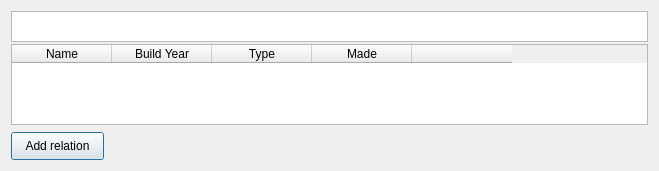
Qt form Display/relsci.ui (alexi15/verk1) before a commit.
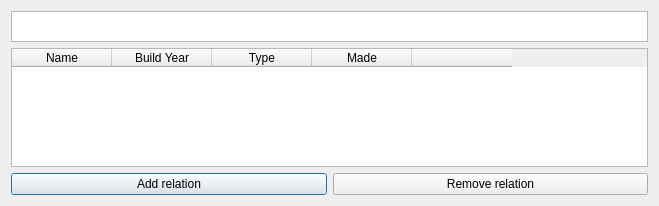
The same form after that commit.

Diff of the .ui file:
```diff
--- a/Display/relsci.ui
+++ b/Display/relsci.ui
@@ -7,21 +7,30 @@
     <x>0</x>
     <y>0</y>
     <width>659</width>
-    <height>171</height>
+    <height>206</height>
    </rect>
   </property>
   <property name="windowTitle">
    <string>Dialog</string>
   </property>
+  <layout class="QVBoxLayout" name="verticalLayout">
+   <item>
+    <widget class="QTextBrowser" name="text_sci">
+     <property name="maximumSize">
+      <size>
+       <width>16777215</width>
+       <height>31</height>
+      </size>
+     </property>
+     <property name="font">
+      <font>
+       <pointsize>10</pointsize>
+      </font>
+     </property>
+    </widget>
+   </item>
+   <item>
   <widget class="QTableWidget" name="table_computers">
-   <property name="geometry">
-    <rect>
-     <x>11</x>
-     <y>44</y>
-     <width>637</width>
-     <height>81</height>
-    </rect>
-   </property>
    <property name="toolTip">
     <string/>
    </property>
@@ -51,34 +60,26 @@
     </property>
    </column>
   </widget>
+   </item>
+   <item>
+    <layout class="QHBoxLayout" name="horizontalLayout_2">
+     <item>
   <widget class="QPushButton" name="pushButton">
-   <property name="geometry">
-    <rect>
-     <x>11</x>
-     <y>132</y>
-     <width>93</width>
-     <height>28</height>
-    </rect>
-   </property>
    <property name="text">
     <string>Add relation</string>
    </property>
   </widget>
-  <widget class="QTextBrowser" name="text_sci">
-   <property name="geometry">
-    <rect>
-     <x>11</x>
-     <y>11</y>
-     <width>637</width>
-     <height>31</height>
-    </rect>
-   </property>
-   <property name="font">
-    <font>
-     <pointsize>10</pointsize>
-    </font>
-   </property>
-  </widget>
+     </item>
+     <item>
+      <widget class="QPushButton" name="push_remove">
+       <property name="text">
+        <string>Remove relation</string>
+       </property>
+      </widget>
+     </item>
+    </layout>
+   </item>
+  </layout>
  </widget>
  <resources/>
  <connections/>
```
Left out of the diff: 6 changed lines with no effect on the pictures. Lines whose indentation alone changed are shown as unchanged.
